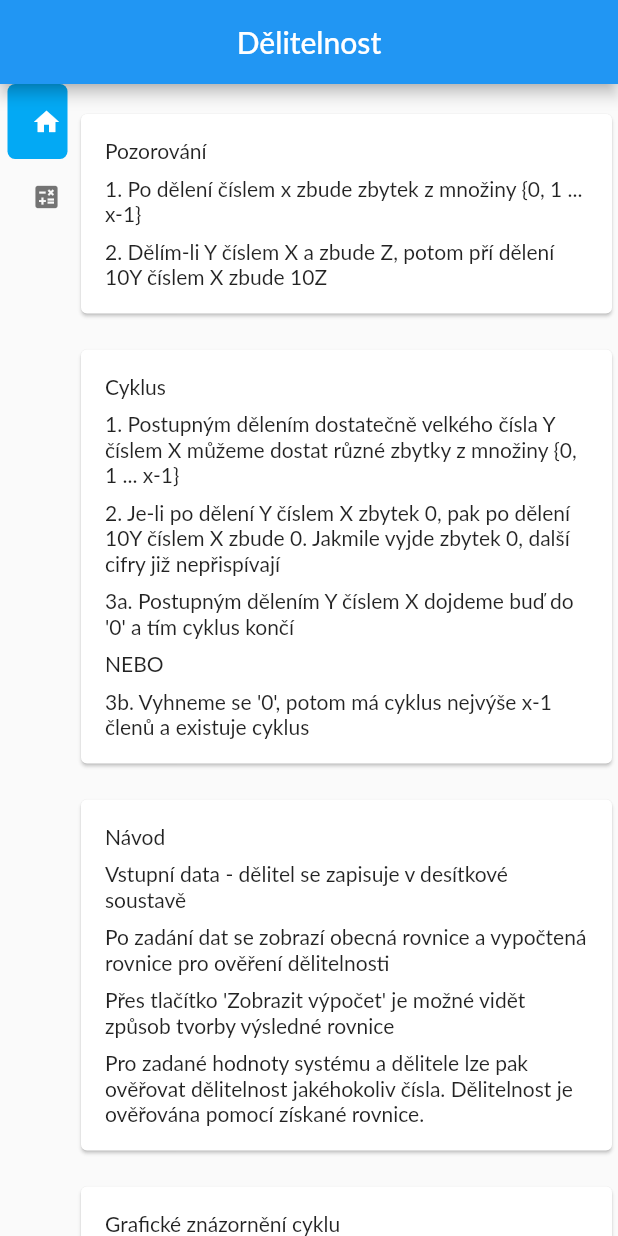
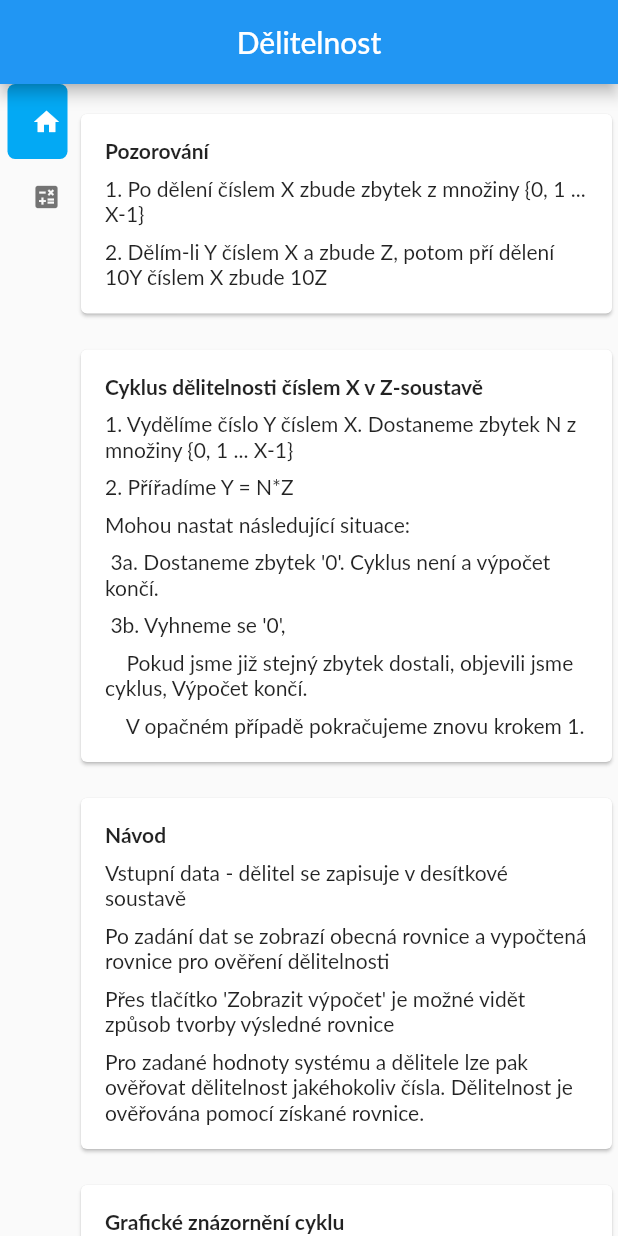
Before and after one commit to Papajik/divisibility, a Flutter app: the screen it shows after launch, on a phone screen of 412 x 824 dp. Run offline on Flutter 3.47's test engine with Material 2 defaults, Android fonts, the phone set to English and light mode, and no system bars; drawn by our look-alikes of easy_sidemenu; our stand-ins replace flutter_riverpod, stack_trace; Roboto replaces fonts that are missing (Lato).

Commit message:
Úprava manuálu

```diff
--- a/lib/pages/manual.dart
+++ b/lib/pages/manual.dart
@@ -9,17 +9,39 @@ class ManualScreen extends StatefulWidget {
 }
 
 class _ManualScreenState extends State<ManualScreen> {
+  final _cycle = [
+    "1. Vydělíme číslo Y číslem X. Dostaneme zbytek N z množiny {0, 1 ... X-1}",
+    "2. Přířadíme Y = N*Z",
+    "Mohou nastat následující situace: ",
+    " 3a. Dostaneme zbytek '0'. Cyklus není a výpočet končí.",
+    " 3b. Vyhneme se '0', ",
+    "    Pokud jsme již stejný zbytek dostali, objevili jsme cyklus, Výpočet končí. ",
+    "    V opačném případě pokračujeme znovu krokem 1. ",
+  ];
+
+  final _graph = [
+    "Při děliteli menším než 25 je možné zobrazit grafické znázornění cyklu",
+    "Modře jsou označeny zbytky, které je možné při dělení získat",
+    "Šedou jsou označeny zbytky, které není možné získat",
+    "Zeleně je označen zbytek, ve kterém došlo k zacyklení",
+    "První krok v nalezeném postupu je vyznačen oranžově, ostatní jsou čerené"
+  ];
+
   @override
   Widget build(BuildContext context) {
-    return Column(
-      children: const [
-        FormulaCard(
+    return SingleChildScrollView(
+      child: Column(
         children: [
-            Text('Pozorování'),
+          const FormulaCard(
+            children: [
+              Text(
+                'Pozorování',
+                style: TextStyle(fontWeight: FontWeight.bold),
+              ),
               Padding(
                 padding: EdgeInsets.only(top: 8.0),
                 child: Text(
-                  "1. Po dělení číslem x zbude zbytek z množiny {0, 1 ... x-1}"),
+                    "1. Po dělení číslem X zbude zbytek z množiny {0, 1 ... X-1}"),
               ),
               Padding(
                 padding: EdgeInsets.only(top: 8.0),
@@ -28,39 +50,24 @@ class _ManualScreenState extends State<ManualScreen> {
               ),
             ],
           ),
-        FormulaCard(
+          FormulaCard(children: [
+            const Text(
+              "Cyklus dělitelnosti číslem X v Z-soustavě",
+              style: TextStyle(fontWeight: FontWeight.bold),
+            ),
+            ..._cycle
+                .map((e) => Padding(
+                      padding: const EdgeInsets.only(top: 8),
+                      child: Text(e),
+                    ))
+                .toList()
+          ]),
+          const FormulaCard(
             children: [
-            Text('Cyklus'),
-            Padding(
-              padding: EdgeInsets.only(top: 8.0),
-              child: Text(
-                  "1. Postupným dělením dostatečně velkého čísla Y číslem X můžeme dostat různé zbytky z množiny {0, 1 ... x-1}"),
+              Text(
+                'Návod',
+                style: TextStyle(fontWeight: FontWeight.bold),
               ),
-            Padding(
-              padding: EdgeInsets.only(top: 8.0),
-              child: Text(
-                  "2. Je-li po dělení Y číslem X zbytek 0, pak po dělení 10Y "
-                  "číslem X zbude 0. Jakmile vyjde zbytek 0, další cifry již nepřispívají"),
-            ),
-            Padding(
-              padding: EdgeInsets.only(top: 8.0),
-              child: Text(
-                  "3a. Postupným dělením Y číslem X dojdeme buď do '0' a tím cyklus končí"),
-            ),
-            Padding(
-              padding: EdgeInsets.only(top: 8.0),
-              child: Text("NEBO"),
-            ),
-            Padding(
-              padding: EdgeInsets.only(top: 8.0),
-              child: Text(
-                  "3b. Vyhneme se '0', potom má cyklus nejvýše x-1 členů a existuje cyklus"),
-            ),
-          ],
-        ),
-        FormulaCard(
-          children: [
-            Text('Návod'),
               Padding(
                 padding: EdgeInsets.only(top: 8.0),
                 child: Text(
@@ -86,30 +93,20 @@ class _ManualScreenState extends State<ManualScreen> {
           ),
           FormulaCard(
             children: [
-            Text('Grafické znázornění cyklu'),
-            Padding(
-              padding: EdgeInsets.only(top: 8.0),
-              child: Text(
-                  "Při děliteli menším než 25 je možné zobrazit grafické znázornění cyklu"),
+              const Text(
+                'Grafické znázornění cyklu',
+                style: TextStyle(fontWeight: FontWeight.bold),
               ),
-            Padding(
-              padding: EdgeInsets.only(top: 8.0),
-              child: Text(
-                  "Modře jsou označeny zbytky, které je možné při dělení získat"),
-            ),
-            Padding(
-              padding: EdgeInsets.only(top: 8.0),
-              child: Text(
-                  "Šedou jsou označeny zbytky, které není možné získat"),
-            ),
-            Padding(
-              padding: EdgeInsets.only(top: 8.0),
-              child: Text(
-                  "Zeleně je označen zbytek, ve kterém došlo k zacyklení"),
-            ),
+              ..._graph
+                  .map((e) => Padding(
+                        padding: const EdgeInsets.only(top: 8),
+                        child: Text(e),
+                      ))
+                  .toList(),
             ],
           )
         ],
+      ),
     );
   }
 }
```
Lines whose indentation alone changed are shown as unchanged.
